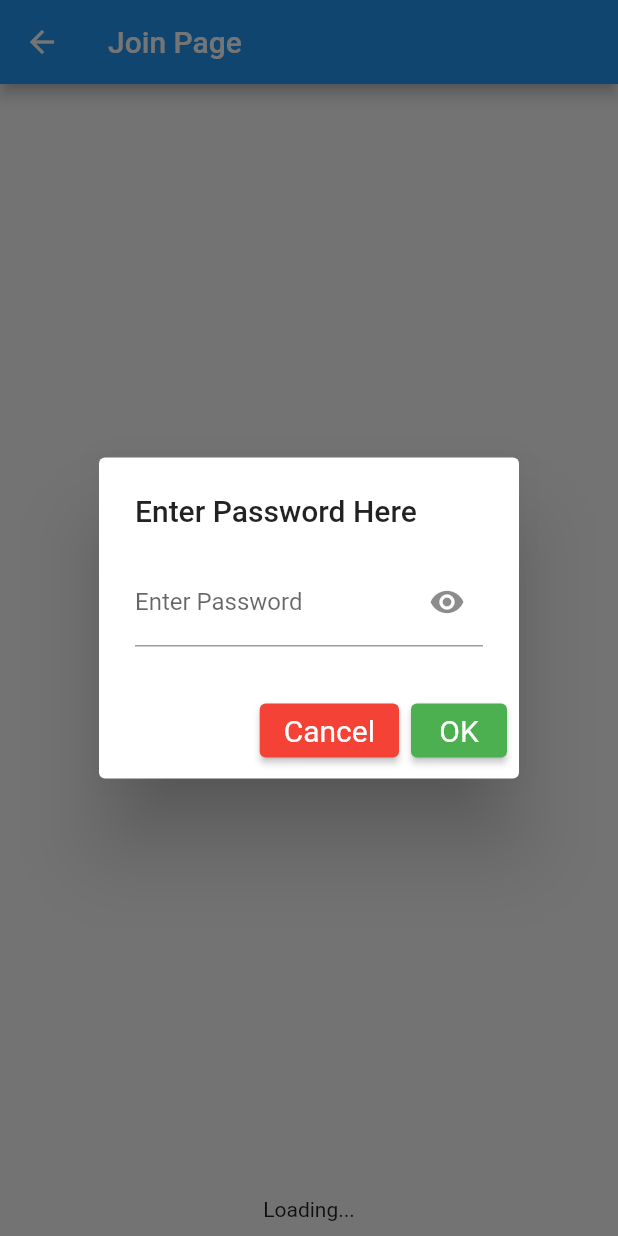
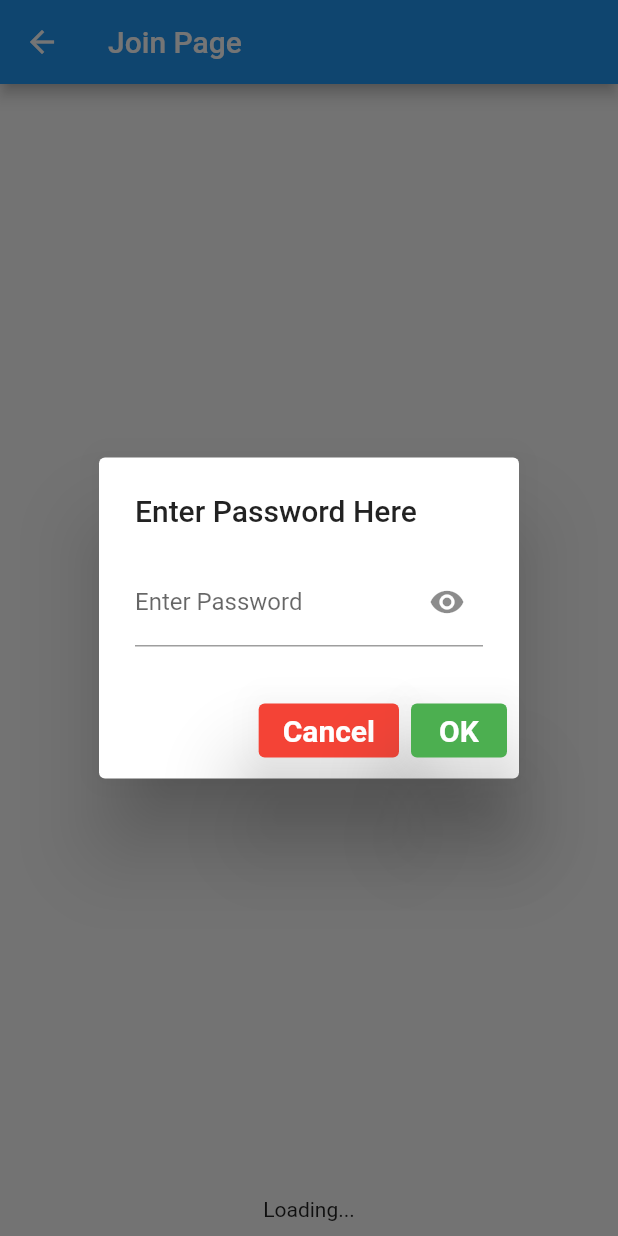
Before and after one commit to iang0319/sockets-project4, a Flutter app: the JoinPage screen opened by its route, after a tap on "Make connection", after a tap on "Enter Password", on a phone screen of 412 x 824 dp. Run offline on Flutter 3.47's test engine with Material 2 defaults, Android fonts, the phone set to English and light mode, and no system bars; missing offline and left inert: mutex, network_info_plus.

Commit message:
Further button changes

```diff
--- a/flutter_application_1/lib/main.dart
+++ b/flutter_application_1/lib/main.dart
@@ -214,9 +214,19 @@ class _JoinPageState extends State<JoinPage> {
   }
 
   final ButtonStyle yesStyle = ElevatedButton.styleFrom(
-      textStyle: const TextStyle(fontSize: 20), backgroundColor: Colors.green);
+      textStyle: const TextStyle(
+        fontSize: 20,
+        fontWeight: FontWeight.bold,),
+          elevation: 25,
+          shadowColor: Color.fromARGB(255, 118, 118, 118),
+          backgroundColor: Colors.green);
+
   final ButtonStyle noStyle = ElevatedButton.styleFrom(
-      textStyle: const TextStyle(fontSize: 20), backgroundColor: Colors.red);
+      textStyle: const TextStyle(fontSize: 20,
+        fontWeight: FontWeight.bold),
+          elevation: 25,
+          shadowColor: Color.fromARGB(255, 118, 118, 118),
+          backgroundColor: Colors.red);
 
   //Get IP Address of device
   Future<void> _findIPAddress() async {
```
